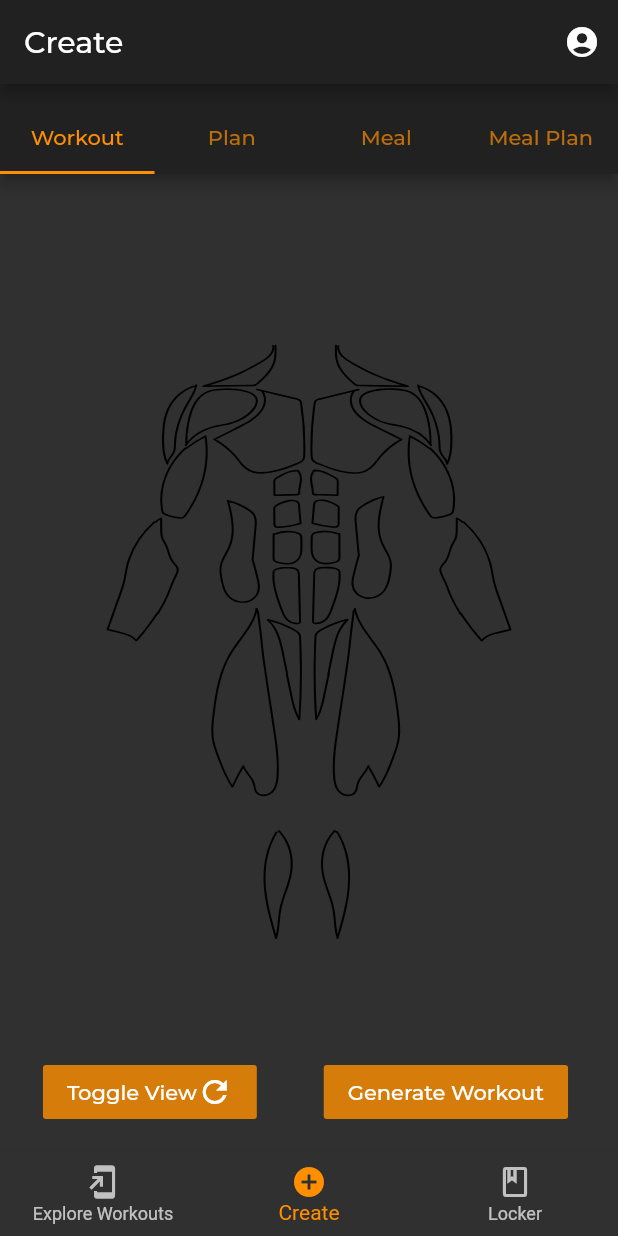
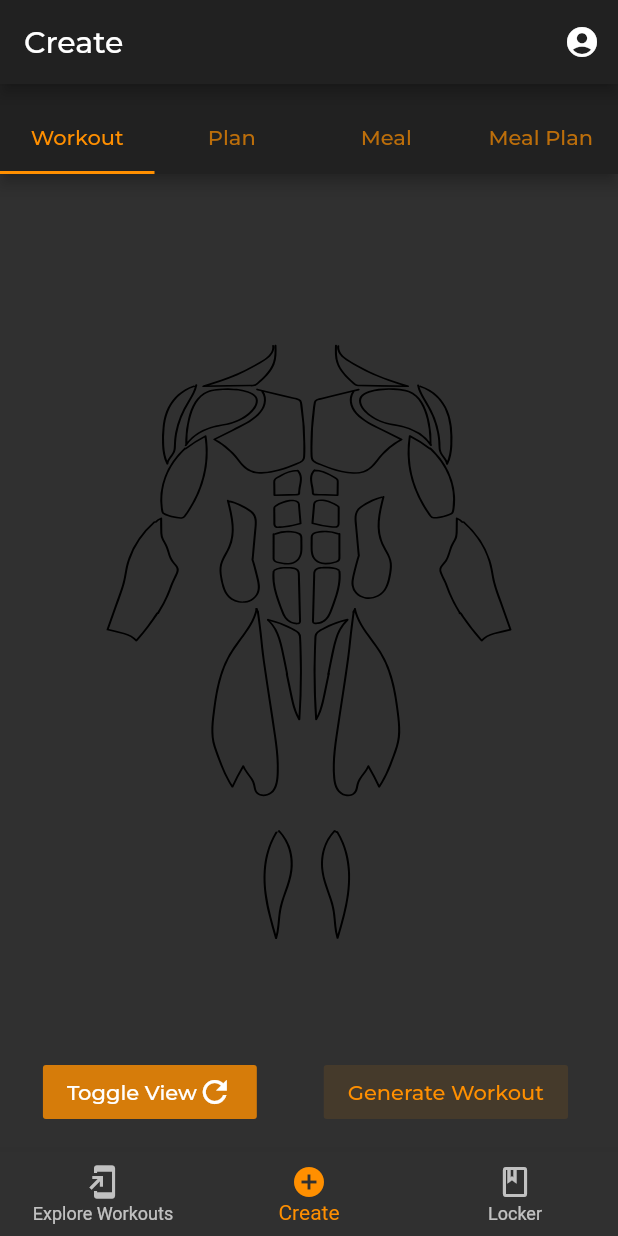
Before and after one commit to jamesrhyspotter/Transform.io, a Flutter app: the screen it shows after launch, on a phone screen of 412 x 824 dp. Run offline on Flutter 3.47's test engine with Material 2 defaults, Android fonts, the phone set to English and light mode, and no system bars; our stand-ins replace flutter_spinbox, flutter_swiper, google_fonts, slide_to_act, tuple; missing offline and left inert: speed_dial.

```diff
--- a/lib/apis/training_principle_db.dart
+++ b/lib/apis/training_principle_db.dart
@@ -4,14 +4,14 @@ class TrainingPrincipleDB {
   // REPS
   List<TrainingPrinciple> trainingPrincipleList = [
 
-    TrainingPrinciple('4444', ''),
-    TrainingPrinciple('888', ''),
-    TrainingPrinciple('5555', ''),
-    TrainingPrinciple('6 x 6', ''),
-    TrainingPrinciple('Tabata', ''),
-    TrainingPrinciple('Negative Reps (120% 1RM)', ''),
-    TrainingPrinciple('40 rep catch up', ''),
-    TrainingPrinciple('21s', ''),
+    TrainingPrinciple('4444', '4 reps, 15s rest x 4'),
+    TrainingPrinciple('888', '8 reps half rep hold, 8 reps normal speed, final rep 8 seconds down'),
+    TrainingPrinciple('5555', '5 reps at tempo 5s up, 5s down, 5 reps normal speed x 2'),
+    TrainingPrinciple('6 x 6', '6 reps, 10 seconds rest x 6'),
+    TrainingPrinciple('Tabata', '20s work, 10s rest x 8'),
+    TrainingPrinciple('Negative Reps (120% 1RM)', '120% of 1RM, assisted concentric, solo eccentric'),
+    TrainingPrinciple('40 rep catch up', 'Rep out until failure, rest 1 min for a total of 40 reps'),
+    TrainingPrinciple('21s', '7 reps bottom half of the movement, 7 reps top half of the movement, 7 full reps'),
     TrainingPrinciple('Pause Reps', ''),
     TrainingPrinciple('Tempo Reps', ''),
     TrainingPrinciple('Pyramid Reps', ''),
--- a/lib/screens/create_screens/workout_generator/physique_screen.dart
+++ b/lib/screens/create_screens/workout_generator/physique_screen.dart
@@ -141,7 +141,7 @@ class PhysiqueScreen extends StatelessWidget {
                 )),
                 SizedBox(width: 10,),
                 FlatButton(
-                    color: Colors.amber[800].withOpacity(0.8),
+                    color: physiqueScreenProvider.selectedMuscleList.length > 0 ? Colors.amber[800].withOpacity(0.8) : Colors.amber[800].withOpacity(0.1),
                     onPressed: () async {
 
                       if(physiqueScreenProvider.selectedMuscleList.length > 0){
@@ -151,10 +151,10 @@ class PhysiqueScreen extends StatelessWidget {
                         }
                         );
                       }else{
-                        await showInformationDialog(context);
+                        //await showInformationDialog(context);
                       }
 
-                    }, child: Text('Generate Workout', style: GoogleFonts.montserrat(),)
+                    }, child: Text('Generate Workout', style: physiqueScreenProvider.selectedMuscleList.length > 0 ? GoogleFonts.montserrat(color: Colors.white) : GoogleFonts.montserrat(color: Colors.amber[800]),)
                 ),
               ],
             ),
--- a/pubspec.yaml
+++ b/pubspec.yaml
@@ -26,6 +26,7 @@ dependencies:
   flutter_svg: ^0.19.3
   speed_dial: ^0.0.1
   flutter_spinbox: ^0.4.1
+  tuple: ^2.0.0
 
 dev_dependencies:
   flutter_test:
```
Also changed, not shown: lib/providers/exercise_card_screen_provider.dart (+32 -7 lines), lib/screens/create_screens/workout_generator/exercise_card_screen.dart (+90 -45 lines), pubspec.lock.
